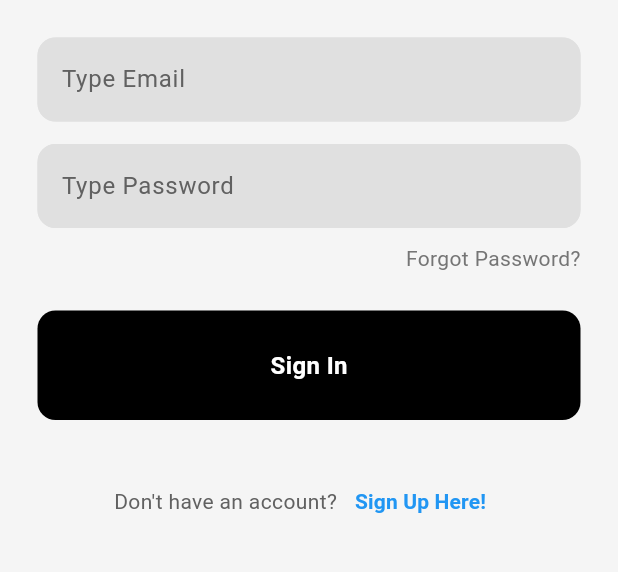
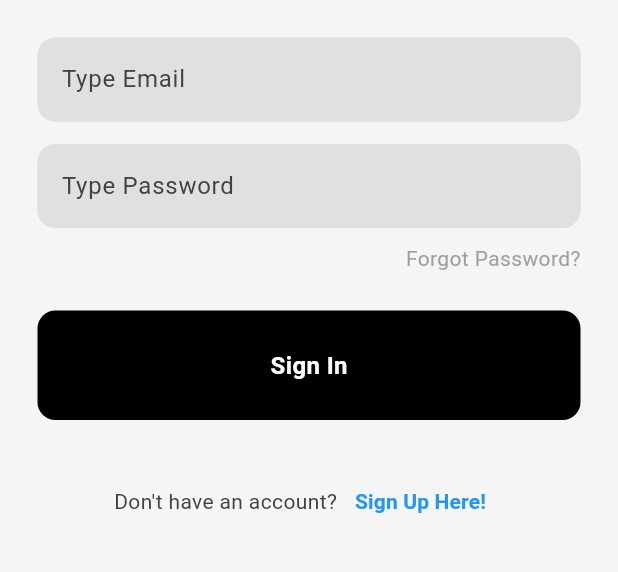
Before and after one commit to damooola/socialverse, a Flutter app: the screen it shows after launch, on a phone screen of 412 x 824 dp, the part 450-1022 px from its top. Run offline on Flutter 3.47's test engine with Material 3 defaults, Android fonts, the phone set to English and light mode, and no system bars; our stand-ins replace cloud_firestore, firebase_auth, firebase_core; accounts and stored records are empty.

Commit message:
edit comments for explanation

```diff
--- a/lib/helper/helper_functions.dart
+++ b/lib/helper/helper_functions.dart
@@ -1,5 +1,7 @@
 import 'package:flutter/material.dart';
 
+
+// function to show error messages to user
 showErrorMessage(String message, BuildContext context) {
   showDialog(
     context: context,
--- a/lib/theme/light_mode.dart
+++ b/lib/theme/light_mode.dart
@@ -5,9 +5,9 @@ ThemeData lightMode = ThemeData(
     colorScheme: ColorScheme.light(
       surface: Colors.grey.shade100,
       primary: Colors.grey.shade300,
-      secondary: Colors.grey.shade600,
+      secondary: Colors.grey.shade500,
       tertiary: Colors.white,
-      inversePrimary: Colors.grey.shade700,
+      inversePrimary: Colors.grey.shade800,
     ),
     textTheme: ThemeData.light()
         .textTheme
```
